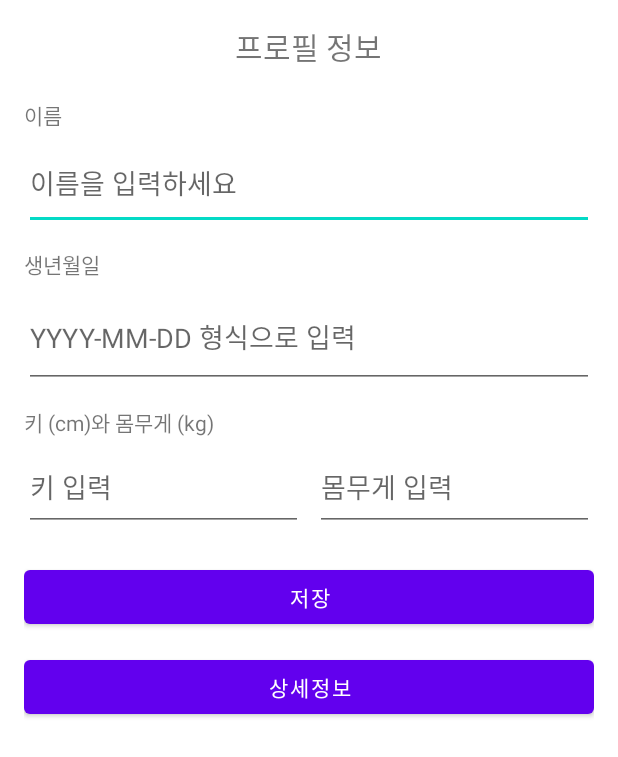
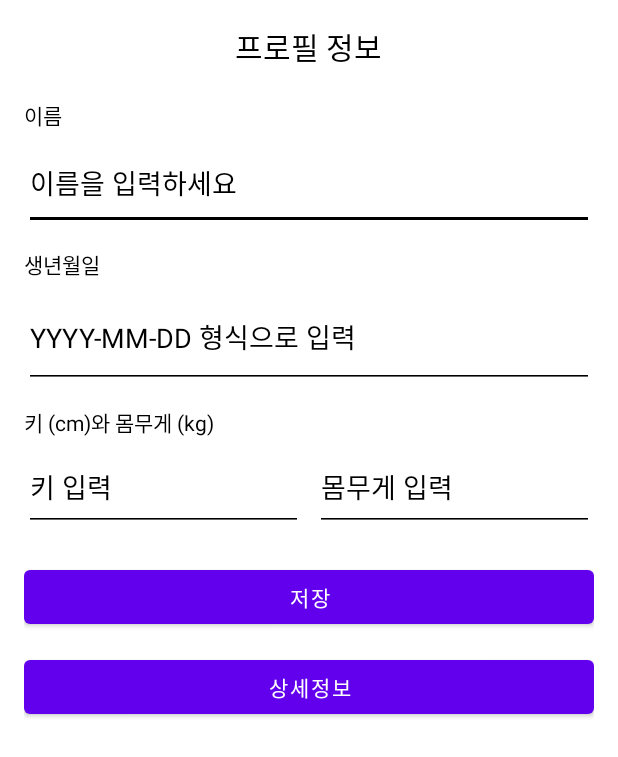
Before and after one commit to bitcoin7661/hit, an Android app built with Jetpack Compose: the ProfileActivity screen opened directly, with no data from a screen before it, on a phone screen of 412 x 824 dp. Shown: the top 757 px of the screen. Run offline under Robolectric (Android 15) with nearby library versions, the phone set to English and light mode, and no system bars.

Commit message:
profile 색상 변경

```diff
--- a/app/src/main/res/layout/activity_profile.xml
+++ b/app/src/main/res/layout/activity_profile.xml
@@ -12,6 +12,7 @@
         android:layout_width="wrap_content"
         android:layout_height="wrap_content"
         android:text="프로필 정보"
+        android:textColor="@color/black"
         android:textSize="20sp"
         android:layout_gravity="center_horizontal"
         android:layout_marginBottom="20dp" />
@@ -21,19 +22,24 @@
         android:layout_width="wrap_content"
         android:layout_height="wrap_content"
         android:text="이름"
+        android:textColor="@color/black"
         android:layout_marginBottom="4dp" />
 
     <EditText
         android:id="@+id/et_name"
         android:layout_width="match_parent"
         android:layout_height="62dp"
-        android:hint="이름을 입력하세요" />
+        android:hint="이름을 입력하세요"
+        android:backgroundTint="@color/black"
+        android:textColorHint="@color/black"
+        />
 
     <!-- 생년월일 입력 -->
     <TextView
         android:layout_width="wrap_content"
         android:layout_height="wrap_content"
         android:text="생년월일"
+        android:textColor="@color/black"
         android:layout_marginTop="12dp"
         android:layout_marginBottom="4dp" />
 
@@ -41,13 +47,16 @@
         android:id="@+id/et_birthdate"
         android:layout_width="match_parent"
         android:layout_height="68dp"
-        android:hint="YYYY-MM-DD 형식으로 입력" />
+        android:backgroundTint="@color/black"
+        android:hint="YYYY-MM-DD 형식으로 입력"
+        android:textColorHint="@color/black"/>
 
     <!-- 키와 몸무게 입력 -->
     <TextView
         android:layout_width="wrap_content"
         android:layout_height="wrap_content"
         android:text="키 (cm)와 몸무게 (kg)"
+        android:textColor="@color/black"
         android:layout_marginTop="12dp"
         android:layout_marginBottom="4dp" />
     <LinearLayout
@@ -61,14 +70,18 @@
             android:layout_height="58dp"
             android:layout_marginEnd="8dp"
             android:layout_weight="1"
-            android:hint="키 입력" />
+            android:hint="키 입력"
+            android:textColorHint="@color/black"
+            android:backgroundTint="@color/black"/>
 
         <EditText
             android:id="@+id/et_weight"
             android:layout_width="0dp"
             android:layout_height="58dp"
             android:layout_weight="1"
-            android:hint="몸무게 입력" />
+            android:hint="몸무게 입력"
+            android:textColorHint="@color/black"
+            android:backgroundTint="@color/black"/>
     </LinearLayout>
 
     <!-- 저장 버튼 -->
```
